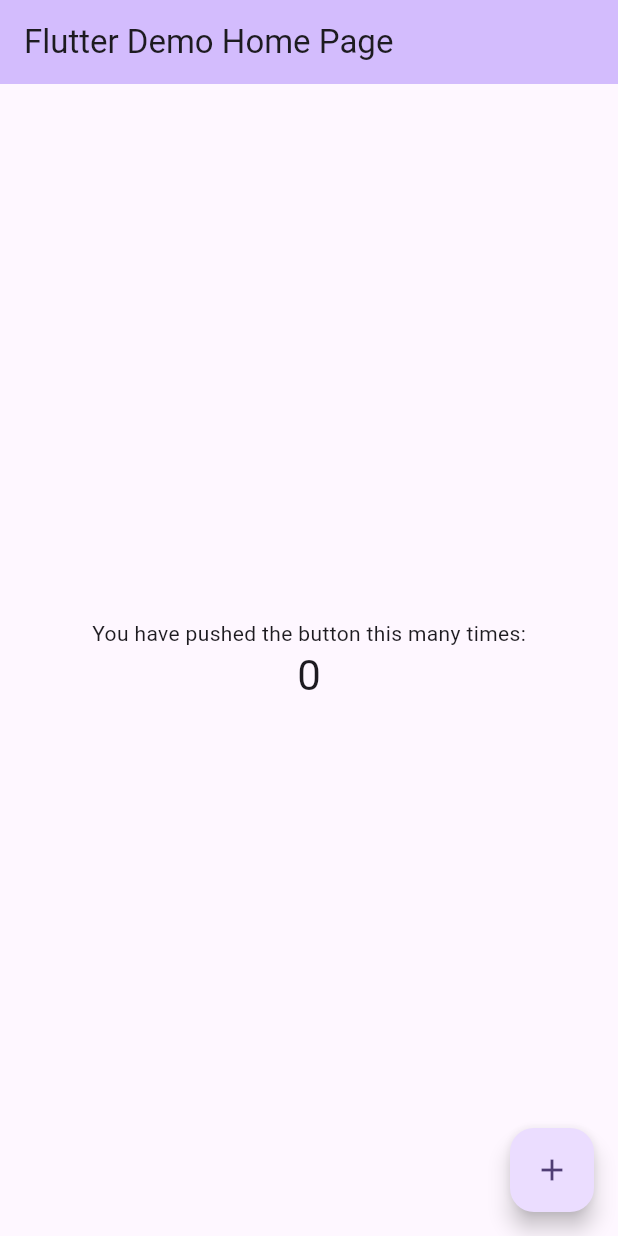
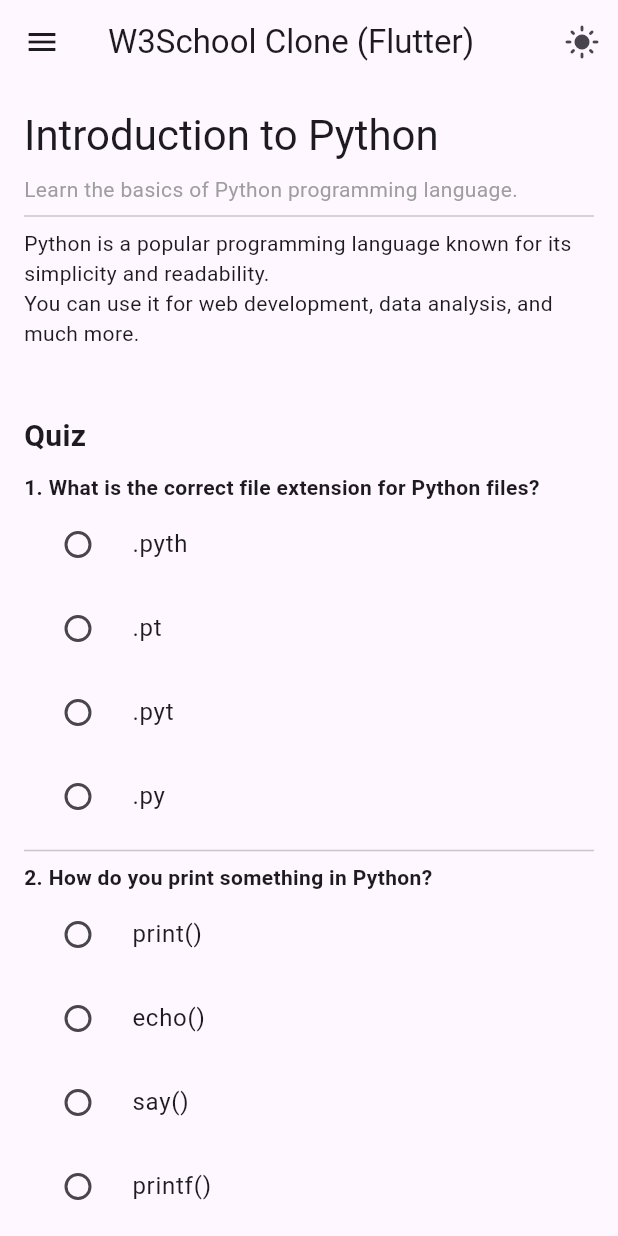
Before and after one commit to Suvderdenne/SandboxGamification, a Flutter app: the screen it shows after launch, on a phone screen of 412 x 824 dp. Run offline on Flutter 3.47's test engine with Material 3 defaults, Android fonts, the light colour scheme and no system bars.

Commit message:
wireframe for the frontend

```diff
--- /dev/null
+++ b/frontend/lib/data/mock_data.dart
@@ -0,0 +1,53 @@
+import '../models/lesson.dart';
+import '../models/quiz_question.dart';
+
+final mockLessons = [
+  Lesson(
+    id: "python-intro",
+    title: "Introduction to Python",
+    category: "Python Basics",
+    description: "Learn the basics of Python programming language.",
+    content: """
+Python is a popular programming language known for its simplicity and readability.
+You can use it for web development, data analysis, and much more.
+""",
+    quiz: [
+      QuizQuestion(
+        question: "What is the correct file extension for Python files?",
+        options: [".pyth", ".pt", ".pyt", ".py"],
+        answer: 3,
+      ),
+      QuizQuestion(
+        question: "How do you print something in Python?",
+        options: ["print()", "echo()", "say()", "printf()"],
+        answer: 0,
+      ),
+    ],
+  ),
+  Lesson(
+    id: "python-variables",
+    title: "Python Variables",
+    category: "Python Basics",
+    description: "Learn how to declare and use variables in Python.",
+    content: """
+Variables in Python are created when you assign a value to them:
+
+x = 10
+name = "Alice"
+
+You don't need to declare variable types in Python.
+""",
+    quiz: [
+      QuizQuestion(
+        question: "Which of the following is a valid variable name?",
+        options: ["2name", "my_name", "my-name", "class"],
+        answer: 1,
+      ),
+      QuizQuestion(
+        question: "Which keyword is used to declare a variable in Python?",
+        options: ["var", "let", "const", "None of the above"],
+        answer: 3,
+      ),
+    ],
+  ),
+];
--- a/frontend/lib/main.dart
+++ b/frontend/lib/main.dart
@@ -1,122 +1,41 @@
 import 'package:flutter/material.dart';
+import 'data/mock_data.dart';
+import 'pages/lesson_page.dart';
 
-void main() {
-  runApp(const MyApp());
+void main() => runApp(const MyApp());
+
+class MyApp extends StatefulWidget {
+  const MyApp({super.key});
+
+  @override
+  State<MyApp> createState() => _MyAppState();
 }
 
-class MyApp extends StatelessWidget {
-  const MyApp({super.key});
+class _MyAppState extends State<MyApp> {
+  ThemeMode _themeMode = ThemeMode.light;
 
-  // This widget is the root of your application.
-  @override
-  Widget build(BuildContext context) {
-    return MaterialApp(
-      title: 'Flutter Demo',
-      theme: ThemeData(
-        // This is the theme of your application.
-        //
-        // TRY THIS: Try running your application with "flutter run". You'll see
-        // the application has a purple toolbar. Then, without quitting the app,
-        // try changing the seedColor in the colorScheme below to Colors.green
-        // and then invoke "hot reload" (save your changes or press the "hot
-        // reload" button in a Flutter-supported IDE, or press "r" if you used
-        // the command line to start the app).
-        //
-        // Notice that the counter didn't reset back to zero; the application
-        // state is not lost during the reload. To reset the state, use hot
-        // restart instead.
-        //
-        // This works for code too, not just values: Most code changes can be
-        // tested with just a hot reload.
-        colorScheme: ColorScheme.fromSeed(seedColor: Colors.deepPurple),
-      ),
-      home: const MyHomePage(title: 'Flutter Demo Home Page'),
-    );
-  }
-}
-
-class MyHomePage extends StatefulWidget {
-  const MyHomePage({super.key, required this.title});
-
-  // This widget is the home page of your application. It is stateful, meaning
-  // that it has a State object (defined below) that contains fields that affect
-  // how it looks.
-
-  // This class is the configuration for the state. It holds the values (in this
-  // case the title) provided by the parent (in this case the App widget) and
-  // used by the build method of the State. Fields in a Widget subclass are
-  // always marked "final".
-
-  final String title;
-
-  @override
-  State<MyHomePage> createState() => _MyHomePageState();
-}
-
-class _MyHomePageState extends State<MyHomePage> {
-  int _counter = 0;
-
-  void _incrementCounter() {
+  void toggleTheme() {
     setState(() {
-      // This call to setState tells the Flutter framework that something has
-      // changed in this State, which causes it to rerun the build method below
-      // so that the display can reflect the updated values. If we changed
-      // _counter without calling setState(), then the build method would not be
-      // called again, and so nothing would appear to happen.
-      _counter++;
+      _themeMode =
+          _themeMode == ThemeMode.light ? ThemeMode.dark : ThemeMode.light;
     });
   }
 
   @override
   Widget build(BuildContext context) {
-    // This method is rerun every time setState is called, for instance as done
-    // by the _incrementCounter method above.
-    //
-    // The Flutter framework has been optimized to make rerunning build methods
-    // fast, so that you can just rebuild anything that needs updating rather
-    // than having to individually change instances of widgets.
-    return Scaffold(
-      appBar: AppBar(
-        // TRY THIS: Try changing the color here to a specific color (to
-        // Colors.amber, perhaps?) and trigger a hot reload to see the AppBar
-        // change color while the other colors stay the same.
-        backgroundColor: Theme.of(context).colorScheme.inversePrimary,
-        // Here we take the value from the MyHomePage object that was created by
-        // the App.build method, and use it to set our appbar title.
-        title: Text(widget.title),
+    return MaterialApp(
+      title: 'Flutter W3School Clone',
+      debugShowCheckedModeBanner: false,
+      themeMode: _themeMode,
+      theme: ThemeData(
+        primarySwatch: Colors.blue,
+        useMaterial3: true,
       ),
-      body: Center(
-        // Center is a layout widget. It takes a single child and positions it
-        // in the middle of the parent.
-        child: Column(
-          // Column is also a layout widget. It takes a list of children and
-          // arranges them vertically. By default, it sizes itself to fit its
-          // children horizontally, and tries to be as tall as its parent.
-          //
-          // Column has various properties to control how it sizes itself and
-          // how it positions its children. Here we use mainAxisAlignment to
-          // center the children vertically; the main axis here is the vertical
-          // axis because Columns are vertical (the cross axis would be
-          // horizontal).
-          //
-          // TRY THIS: Invoke "debug painting" (choose the "Toggle Debug Paint"
-          // action in the IDE, or press "p" in the console), to see the
-          // wireframe for each widget.
-          mainAxisAlignment: MainAxisAlignment.center,
-          children: <Widget>[
-            const Text('You have pushed the button this many times:'),
-            Text(
-              '$_counter',
-              style: Theme.of(context).textTheme.headlineMedium,
-            ),
-          ],
-        ),
+      darkTheme: ThemeData.dark(useMaterial3: true),
+      home: LessonPage(
+        lessons: mockLessons,
+        onToggleTheme: toggleTheme,
       ),
-      floatingActionButton: FloatingActionButton(
-        onPressed: _incrementCounter,
-        tooltip: 'Increment',
-        child: const Icon(Icons.add),
-      ), // This trailing comma makes auto-formatting nicer for build methods.
     );
   }
 }
--- /dev/null
+++ b/frontend/lib/models/lesson.dart
@@ -0,0 +1,19 @@
+import 'quiz_question.dart';
+
+class Lesson {
+  final String id;
+  final String title;
+  final String category;
+  final String description;
+  final String content;
+  final List<QuizQuestion> quiz;
+
+  Lesson({
+    required this.id,
+    required this.title,
+    required this.category,
+    required this.description,
+    required this.content,
+    required this.quiz,
+  });
+}
--- /dev/null
+++ b/frontend/lib/models/quiz_question.dart
@@ -0,0 +1,11 @@
+class QuizQuestion {
+  final String question;
+  final List<String> options;
+  final int answer;
+
+  QuizQuestion({
+    required this.question,
+    required this.options,
+    required this.answer,
+  });
+}
--- /dev/null
+++ b/frontend/lib/pages/lesson_page.dart
@@ -0,0 +1,90 @@
+import 'package:flutter/material.dart';
+import '../models/lesson.dart';
+import '../widgets/quiz_widget.dart';
+import '../widgets/theme_switch.dart';
+
+class LessonPage extends StatefulWidget {
+  final List<Lesson> lessons;
+  final VoidCallback onToggleTheme;
+
+  const LessonPage({
+    super.key,
+    required this.lessons,
+    required this.onToggleTheme,
+  });
+
+  @override
+  State<LessonPage> createState() => _LessonPageState();
+}
+
+class _LessonPageState extends State<LessonPage> {
+  Lesson? selectedLesson;
+
+  @override
+  void initState() {
+    super.initState();
+    selectedLesson = widget.lessons.first;
+  }
+
+  @override
+  Widget build(BuildContext context) {
+    final categories = widget.lessons.map((e) => e.category).toSet().toList();
+
+    return Scaffold(
+      appBar: AppBar(
+        title: const Text("W3School Clone (Flutter)"),
+        actions: [
+          ThemeSwitch(onToggleTheme: widget.onToggleTheme),
+        ],
+      ),
+      drawer: Drawer(
+        child: ListView(
+          padding: EdgeInsets.zero,
+          children: [
+            const DrawerHeader(
+              decoration: BoxDecoration(color: Colors.blue),
+              child: Text("Lessons", style: TextStyle(color: Colors.white)),
+            ),
+            for (var category in categories)
+              ExpansionTile(
+                title: Text(category),
+                children: [
+                  for (var lesson in widget.lessons
+                      .where((l) => l.category == category))
+                    ListTile(
+                      title: Text(lesson.title),
+                      onTap: () {
+                        setState(() => selectedLesson = lesson);
+                        Navigator.pop(context);
+                      },
+                    )
+                ],
+              ),
+          ],
+        ),
+      ),
+      body: selectedLesson == null
+          ? const Center(child: Text("Select a lesson"))
+          : Padding(
+              padding: const EdgeInsets.all(16),
+              child: ListView(
+                children: [
+                  Text(
+                    selectedLesson!.title,
+                    style: Theme.of(context).textTheme.headlineMedium,
+                  ),
+                  const SizedBox(height: 8),
+                  Text(
+                    selectedLesson!.description,
+                    style: const TextStyle(color: Colors.grey),
+                  ),
+                  const Divider(),
+                  Text(selectedLesson!.content),
+                  const SizedBox(height: 24),
+                  QuizWidget(quiz: selectedLesson!.quiz),
+                ],
+              ),
+            ),
+    );
+  }
+}
--- /dev/null
+++ b/frontend/lib/widgets/lesson_list.dart
@@ -0,0 +1,35 @@
+import 'package:flutter/material.dart';
+import '../models/lesson.dart';
+
+class LessonList extends StatelessWidget {
+  final List<Lesson> lessons;
+  final Function(Lesson) onSelect;
+
+  const LessonList({
+    super.key,
+    required this.lessons,
+    required this.onSelect,
+  });
+
+  @override
+  Widget build(BuildContext context) {
+    final categories = lessons.map((e) => e.category).toSet().toList();
+
+    return ListView(
+      children: [
+        for (var category in categories)
+          ExpansionTile(
+            title: Text(category),
+            children: [
+              for (var lesson
+                  in lessons.where((l) => l.category == category).toList())
+                ListTile(
+                  title: Text(lesson.title),
+                  onTap: () => onSelect(lesson),
+                ),
+            ],
+          ),
+      ],
+    );
+  }
+}
--- /dev/null
+++ b/frontend/lib/widgets/quiz_widget.dart
@@ -0,0 +1,83 @@
+import 'package:flutter/material.dart';
+import '../models/quiz_question.dart';
+
+class QuizWidget extends StatefulWidget {
+  final List<QuizQuestion> quiz;
+
+  const QuizWidget({super.key, required this.quiz});
+
+  @override
+  State<QuizWidget> createState() => _QuizWidgetState();
+}
+
+class _QuizWidgetState extends State<QuizWidget> {
+  final Map<int, int> _answers = {};
+  bool _submitted = false;
+
+  void _submit() {
+    setState(() {
+      _submitted = true;
+    });
+    int score = 0;
+    for (var i = 0; i < widget.quiz.length; i++) {
+      if (_answers[i] == widget.quiz[i].answer) score++;
+    }
+    showDialog(
+      context: context,
+      builder: (_) => AlertDialog(
+        title: const Text("Quiz Result"),
+        content: Text("Score: $score / ${widget.quiz.length}"),
+        actions: [
+          TextButton(onPressed: () => Navigator.pop(context), child: const Text("OK"))
+        ],
+      ),
+    );
+  }
+
+  void _reset() {
+    setState(() {
+      _answers.clear();
+      _submitted = false;
+    });
+  }
+
+  @override
+  Widget build(BuildContext context) {
+    if (widget.quiz.isEmpty) {
+      return const Text("No quiz available for this lesson.");
+    }
+
+    return Column(
+      crossAxisAlignment: CrossAxisAlignment.start,
+      children: [
+        const Text("Quiz", style: TextStyle(fontSize: 20, fontWeight: FontWeight.bold)),
+        const SizedBox(height: 10),
+        for (var i = 0; i < widget.quiz.length; i++) ...[
+          Text("${i + 1}. ${widget.quiz[i].question}",
+              style: const TextStyle(fontWeight: FontWeight.w600)),
+          for (var j = 0; j < widget.quiz[i].options.length; j++)
+            RadioListTile<int>(
+              title: Text(widget.quiz[i].options[j]),
+              value: j,
+              groupValue: _answers[i],
+              onChanged: _submitted
+                  ? null
+                  : (v) => setState(() => _answers[i] = v!),
+              tileColor: _submitted
+                  ? (widget.quiz[i].answer == j
+                      ? Colors.green.withOpacity(0.1)
+                      : (_answers[i] == j ? Colors.red.withOpacity(0.1) : null))
+                  : null,
+            ),
+          const Divider(),
+        ],
+        Row(
+          mainAxisAlignment: MainAxisAlignment.center,
+          children: [
+            ElevatedButton(onPressed: _submitted ? _reset : _submit, child: Text(_submitted ? "Reset" : "Submit")),
+          ],
+        )
+      ],
+    );
+  }
+}
--- /dev/null
+++ b/frontend/lib/widgets/theme_switch.dart
@@ -0,0 +1,19 @@
+import 'package:flutter/material.dart';
+
+class ThemeSwitch extends StatelessWidget {
+  final VoidCallback onToggleTheme;
+
+  const ThemeSwitch({super.key, required this.onToggleTheme});
+
+  @override
+  Widget build(BuildContext context) {
+    return IconButton(
+      icon: Icon(
+        Theme.of(context).brightness == Brightness.dark
+            ? Icons.dark_mode
+            : Icons.light_mode,
+      ),
+      onPressed: onToggleTheme,
+    );
+  }
+}
```
Also changed, not shown: 5 other files.
